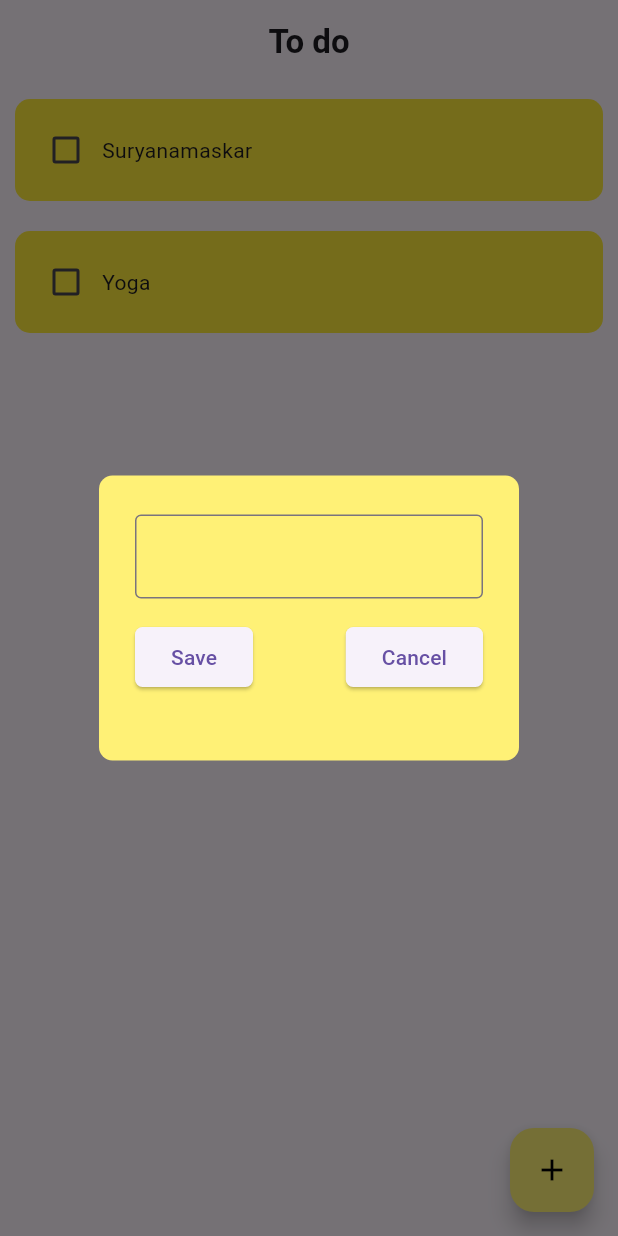
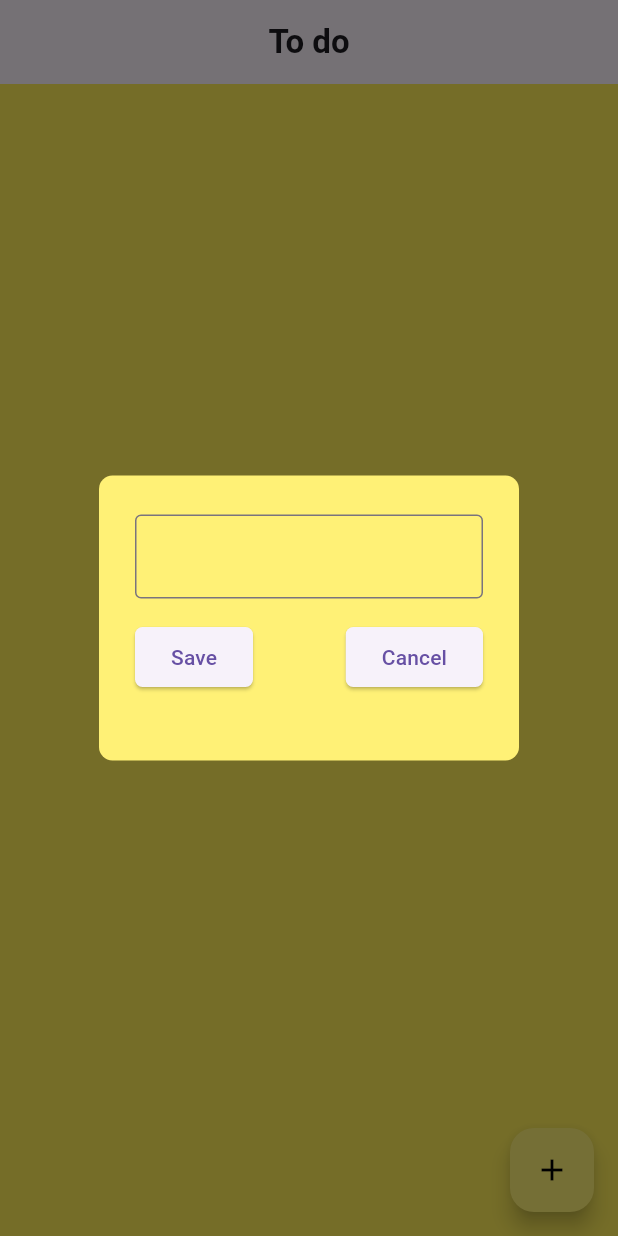
Before and after one commit to Nishesh73/todoapp_bloc, a Flutter app: the screen it shows after launch, after a tap on the "add" icon, on a phone screen of 412 x 824 dp. Run offline on Flutter 3.47's test engine with Material 3 defaults, Android fonts, the phone set to English and light mode, and no system bars; our stand-ins replace bloc, flutter_bloc, flutter_slidable, hive, hive_flutter; accounts and stored records are empty.

Commit message:
implementing hive local storage to store the todo task

```diff
--- a/lib/main.dart
+++ b/lib/main.dart
@@ -1,8 +1,13 @@
 import 'package:bloc_basic/bloc/ui.dart';
 import 'package:bloc_basic/todo/todo.dart';
 import 'package:flutter/material.dart';
+import "package:hive/hive.dart";
+import "package:hive_flutter/hive_flutter.dart";
 
-void main() {
+void main() async {
+  await Hive.initFlutter(); //initialize
+  //open the box
+  await Hive.openBox("mybox");
   runApp(const MyApp());
 }
 
@@ -16,9 +21,8 @@ class MyApp extends StatelessWidget {
       // home:  Counterclass(),
       debugShowCheckedModeBanner: false,
       //set up the whole app bar color as yellow
-      theme: ThemeData(
-        primaryColor: Colors.yellow
-      ),
+      theme: ThemeData(primaryColor: Colors.yellow),
       home: ToDoListClass(),
-
-    );}}
+    );
+  }
+}
--- /dev/null
+++ b/lib/todo/hivedatabase.dart
@@ -0,0 +1,39 @@
+import 'package:hive/hive.dart';
+
+class HiveDatabase {
+  //when app is first time open ever
+  List todo = [];
+
+  //reference of hive database
+  var mybox = Hive.box("mybox");
+
+  // void createInitialData(){
+
+  //here the task name related with false or true that's why use nested list
+  //  todo = [
+
+  //   ["Suryanamaskar", false],//corrosponding bool value for checkbox
+  //   //inner list contain string and bool type that's why List<dynamic>
+  //   ["Yoga", false]
+
+  // ];
+
+  // }
+  //load the hivedata, alrady exist data
+  void loadData() {
+    todo = mybox.get("TODOLIST");
+  }
+
+  //update on check and update on when we add new todo task
+  void updateData() async {
+    mybox.put("TODOLIST",
+        todo); //todo list all data will be stored in mybox's TODOLIST
+  }
+
+  //  void deleteFromDatabse(int index){
+  //   // mybox.delete("TODOLIST");it will delete all data
+  //   //logic first delete the data from todolist, then put that inside the hive storage work
+  //   //like delete
+
+  //  }
+}
--- a/lib/todo/todo.dart
+++ b/lib/todo/todo.dart
@@ -1,6 +1,8 @@
+import 'package:bloc_basic/todo/hivedatabase.dart';
 import 'package:bloc_basic/todo/todotile.dart';
 import 'package:bloc_basic/todo/util.dart';
 import 'package:flutter/material.dart';
+import 'package:hive/hive.dart';
 
 class ToDoListClass extends StatefulWidget {
   const ToDoListClass({super.key});
@@ -10,27 +12,68 @@ class ToDoListClass extends StatefulWidget {
 }
 
 class _ToDoListClassState extends State<ToDoListClass> {
+  //access the todoList
+  HiveDatabase hD = HiveDatabase();
+  @override
+  void initState() {
+    // TODO: implement initState
+    super.initState();
+    var mybox = Hive.box("mybox");
+    if (mybox.get("TODOLIST") == null) {
+      hD.todo;
+    } else {
+      hD.loadData();
+    }
+  }
+
   TextEditingController controller = TextEditingController();
-  //here the task name related with false or true that's why use nested list
-  List<List<dynamic>> todo = [
-    ["Suryanamaskar", false],
-    ["Yoga", false]
-  ];
 
-  //
   aDD() {
     showDialog(
-        // barrierDismissible: false,
-
+        barrierDismissible: false,
         context: context,
         builder: (context) {
-          return dialogBox(controller,todo, context);
+          return dialogBox(
+            // (){}//annynomous function may have void or return type eg.(){return 2}or(){}
+            onCancel: () {
+              Navigator.of(context).pop();
+            },
+            onSave: save, //reference of function
+            controller: controller,
+          );
         });
+  }
+//save data in list
+
+  save() {
+    if (controller.text.isEmpty) {
+      return;
+    }
+    hD.todo.add([
+      controller.text,
+      false
+    ]); //i added not data inside list but list inside list of data
+    Navigator.of(context).pop();
+    setState(() {});
+
+    hD.updateData();
+  }
+
+  deleteBySlide(int index) {
+    hD.todo.removeAt(index);
+
+    setState(() {});
+// hD.deleteFromDatabse(index);
+    var mybox = Hive.box("mybox");
+//now we write the latest todolist after performing deletion then we stored on hive works like
+//delete operation
+    mybox.put("TODOLIST", hD.todo);
   }
 
   @override
   Widget build(BuildContext context) {
     return Scaffold(
+        backgroundColor: Colors.yellow[400],
         floatingActionButton: FloatingActionButton(
           backgroundColor: Colors.yellow[300],
           foregroundColor: Colors.black,
@@ -46,20 +89,35 @@ class _ToDoListClassState extends State<ToDoListClass> {
           ),
           centerTitle: true,
         ),
-        body: ListView.builder(
+        body: hD.todo.isEmpty
+            ? Center(
+                child: Text(
+                "Add task to perform",
+                style: TextStyle(fontWeight: FontWeight.bold),
+              ))
+            : ListView.builder(
                 shrinkWrap: true,
-            itemCount: todo.length,
+                itemCount: hD.todo.length,
                 itemBuilder: (context, index) {
                   return TodoTile(
-                taskName: todo[index][0],
-                taskComplete: todo[index][1], //will change value on the basis
-                //of switch status
-                //important concept : initializer, nearly equal to =, taskname = todo[index]
+                    onslide: (context) {
+                      deleteBySlide(index);
+                    },
+
+                    taskName: hD.todo[index][0],
+                    taskComplete: hD.todo[index]
+                        [1], //it is actually a value we pass for each checkbox
+                    //will change value on the basis of switch status
+                    //important concept : initializer, nearly equal to =, taskname = todo[index][0]
                     onChanged: (value) {
+                      //function call happened here function with parameter
                       setState(() {
-                    todo[index][1] = value;
+                        hD.todo[index][1] = value;
+
                         //here we switch value
                       });
+
+                      hD.updateData();
                     },
                   );
                 }));
--- a/lib/todo/util.dart
+++ b/lib/todo/util.dart
@@ -1,47 +1,59 @@
-
 import 'package:flutter/material.dart';
 
-dialogBox(TextEditingController controller, List<List<dynamic>> todos, BuildContext context){
-  return AlertDialog
+//do not confuse ()=> is simply this (){}
+class dialogBox extends StatelessWidget {
+  VoidCallback onSave;
+  VoidCallback onCancel;
+  TextEditingController controller;
+  dialogBox(
+      {super.key,
+      required this.controller,
+      required this.onSave,
+      required this.onCancel});
 
-
-  (
+  @override
+  Widget build(BuildContext context) {
+    return AlertDialog(
       backgroundColor: Colors.yellow[300],
       shape: RoundedRectangleBorder(borderRadius: BorderRadius.circular(9)),
-    content: Container(height: 150,
-    child: Column(children: [
+      content: Container(
+        height: 150,
+        child: Column(
+          children: [
             Padding(
               padding: const EdgeInsets.only(top: 10),
               child: TextField(
-          controller: controller ,
-          decoration: InputDecoration(border: OutlineInputBorder())
+                  controller: controller,
+                  decoration: InputDecoration(border: OutlineInputBorder())),
             ),
+            const SizedBox(
+              height: 15,
             ),
-      const SizedBox(height: 15,),
             Row(
               mainAxisAlignment: MainAxisAlignment.spaceBetween,
               children: [
-
                 ElevatedButton(
-          style: ElevatedButton.styleFrom(shape: RoundedRectangleBorder(borderRadius: BorderRadius.circular(5))
-
+                    style: ElevatedButton.styleFrom(
+                        shape: RoundedRectangleBorder(
+                            borderRadius: BorderRadius.circular(5))),
+                    onPressed: () {
+                      onSave(); //if i press function function will call
+                      //duiota add gariraxa means list
+                    },
+                    child: Text("Save")),
+                ElevatedButton(
+                    style: ElevatedButton.styleFrom(
+                        shape: RoundedRectangleBorder(
+                            borderRadius: BorderRadius.circular(5))),
+                    onPressed: () {
+                      onCancel(); //function call
+                    },
+                    child: Text("Cancel")),
+              ],
+            )
+          ],
         ),
-          onPressed: (){
-          todos.add([controller.text, false]);//duiota add gariraxa means list
-
-          }, child: Text("Save")),
-        ElevatedButton(
-            style: ElevatedButton.styleFrom(shape: RoundedRectangleBorder(borderRadius: BorderRadius.circular(5))
-
       ),
-          onPressed: (){
-            Navigator.pop(context);
-          }, child: Text("Cancel")),
-
-      ],)
-
-
-    ],),
-
-    ),);
+    );
   }
+}
--- a/pubspec.yaml
+++ b/pubspec.yaml
@@ -37,6 +37,9 @@ dependencies:
   cupertino_icons: ^1.0.6
   bloc: ^8.1.4
   flutter_bloc: ^8.1.5
+  flutter_slidable: ^3.1.0
+  hive: ^2.2.3
+  hive_flutter: ^1.1.0
 
 dev_dependencies:
   flutter_test:
@@ -48,6 +51,8 @@ dev_dependencies:
   # package. See that file for information about deactivating specific lint
   # rules and activating additional ones.
   flutter_lints: ^3.0.0
+  hive_generator: ^1.1.3
+  build_runner: ^2.1.11
 
 # For information on the generic Dart part of this file, see the
 # following page: https://dart.dev/tools/pub/pubspec
```
Also changed, not shown: lib/todo/todotile.dart (+27 -7 lines), pubspec.lock, 1 other file. Lines whose indentation alone changed are shown as unchanged.
